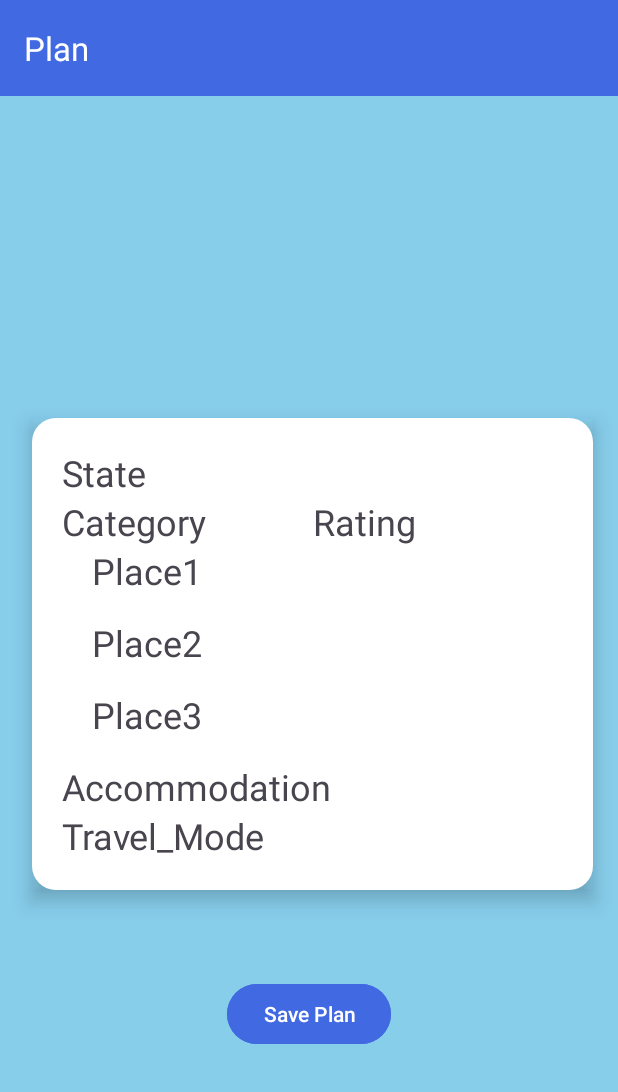
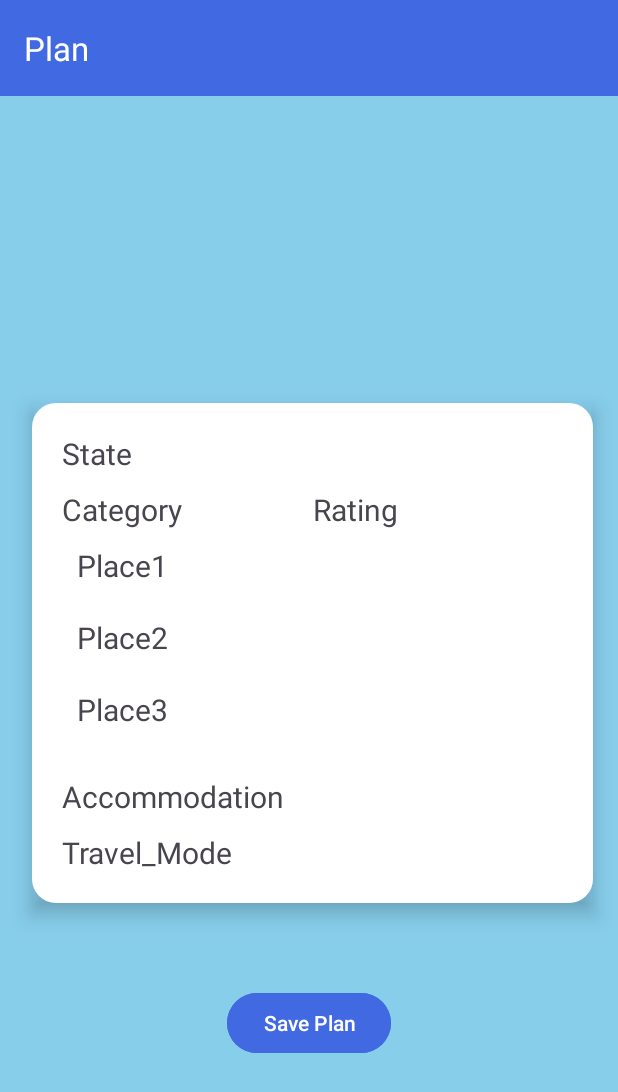
Before and after one commit to Dibya-Bharat/Major_project, an Android app: the layout activity_preview_plan.xml on its own in the app's theme, with its tools: preview values and no code run, on a phone screen of 412 x 824 dp. Shown: the top 1092 px of the screen. Run offline under Robolectric (Android 15) with nearby library versions, the phone set to English and light mode, and no system bars.

Commit message:
preview form and level 0 DFD

```diff
--- a/Android/Home_Window/app/src/main/java/com/example/home_window/Splash_activity.java
+++ b/Android/Home_Window/app/src/main/java/com/example/home_window/Splash_activity.java
@@ -19,6 +19,7 @@ public class Splash_activity extends AppCompatActivity {
             @Override
             public void run() {
                 startActivity(intent);
+                finish();
             }
         },4000);
     }
--- a/Android/Home_Window/app/src/main/res/layout/activity_preview_plan.xml
+++ b/Android/Home_Window/app/src/main/res/layout/activity_preview_plan.xml
@@ -40,7 +40,11 @@
             android:layout_width="match_parent"
             android:layout_height="wrap_content"
             android:text="State"
-            android:textSize="24sp" />
+            android:textSize="20sp" />
+
+        <Space
+            android:layout_width="match_parent"
+            android:layout_height="10sp" />
 
         <LinearLayout
             android:layout_width="match_parent"
@@ -53,7 +57,7 @@
                 android:layout_height="wrap_content"
                 android:layout_weight="1"
                 android:text="Category"
-                android:textSize="24sp" />
+                android:textSize="20sp" />
 
             <TextView
                 android:id="@+id/Rating"
@@ -61,49 +65,62 @@
                 android:layout_height="wrap_content"
                 android:layout_weight="1"
                 android:text="Rating"
-                android:textSize="24sp" />
+                android:textSize="20sp" />
+
         </LinearLayout>
+
+        <Space
+            android:layout_width="match_parent"
+            android:layout_height="10sp" />
 
         <TextView
             android:id="@+id/Place1"
             android:layout_width="wrap_content"
             android:layout_height="48dp"
-            android:layout_marginStart="20dp"
+            android:layout_marginStart="10dp"
             android:clickable="true"
             android:text="Place1"
-            android:textSize="24sp" />
+            android:textSize="20sp" />
 
         <TextView
             android:id="@+id/Place2"
             android:layout_width="wrap_content"
             android:layout_height="48dp"
-            android:layout_marginStart="20dp"
+            android:layout_marginStart="10dp"
             android:clickable="true"
             android:text="Place2"
-            android:textSize="24sp" />
+            android:textSize="20sp" />
 
         <TextView
             android:id="@+id/Place3"
             android:layout_width="wrap_content"
             android:layout_height="48dp"
-            android:layout_marginStart="20dp"
+            android:layout_marginStart="10dp"
             android:clickable="true"
             android:text="Place3"
-            android:textSize="24sp" />
+            android:textSize="20sp" />
+
+        <Space
+            android:layout_width="match_parent"
+            android:layout_height="10sp" />
 
         <TextView
             android:id="@+id/Accommodation"
             android:layout_width="match_parent"
             android:layout_height="wrap_content"
             android:text="Accommodation"
-            android:textSize="24sp" />
+            android:textSize="20sp" />
+
+        <Space
+            android:layout_width="match_parent"
+            android:layout_height="10sp" />
 
         <TextView
             android:id="@+id/Travel_Mode"
             android:layout_width="match_parent"
             android:layout_height="wrap_content"
             android:text="Travel_Mode"
-            android:textSize="24sp" />
+            android:textSize="20sp" />
 
 
     </LinearLayout>
--- a/Android/Home_Window/app/src/main/res/values/strings.xml
+++ b/Android/Home_Window/app/src/main/res/values/strings.xml
@@ -30,19 +30,16 @@
     <string-array name="Accomodation_types">
         <item>Hotels</item>
         <item>Guest Houses</item>
-        <item>Hostels</item>
         <item>Resort</item>
     </string-array>
     <string-array name="Travel_Modes">
         <item>Car</item>
         <item>Bus</item>
-        <item>Auto-Rickshaw</item>
         <item>Train</item>
-        <item>Aeroplane</item>
     </string-array>
     <string-array name="Travel_Modes2">
         <item>Car</item>
         <item>Bus</item>
-        <item>Auto-Rickshaw</item>
+        <item>Train</item>
     </string-array>
 </resources>
```
Also changed, not shown: Android/Home_Window/app/src/main/AndroidManifest.xml (+5 -5 lines), Android/Home_Window/app/src/main/java/com/example/home_window/Generate_Plan_form.java (+16 -14 lines), Android/Home_Window/app/src/main/java/com/example/home_window/Preview_Plan.java (+35 -9 lines), 4 other files.
